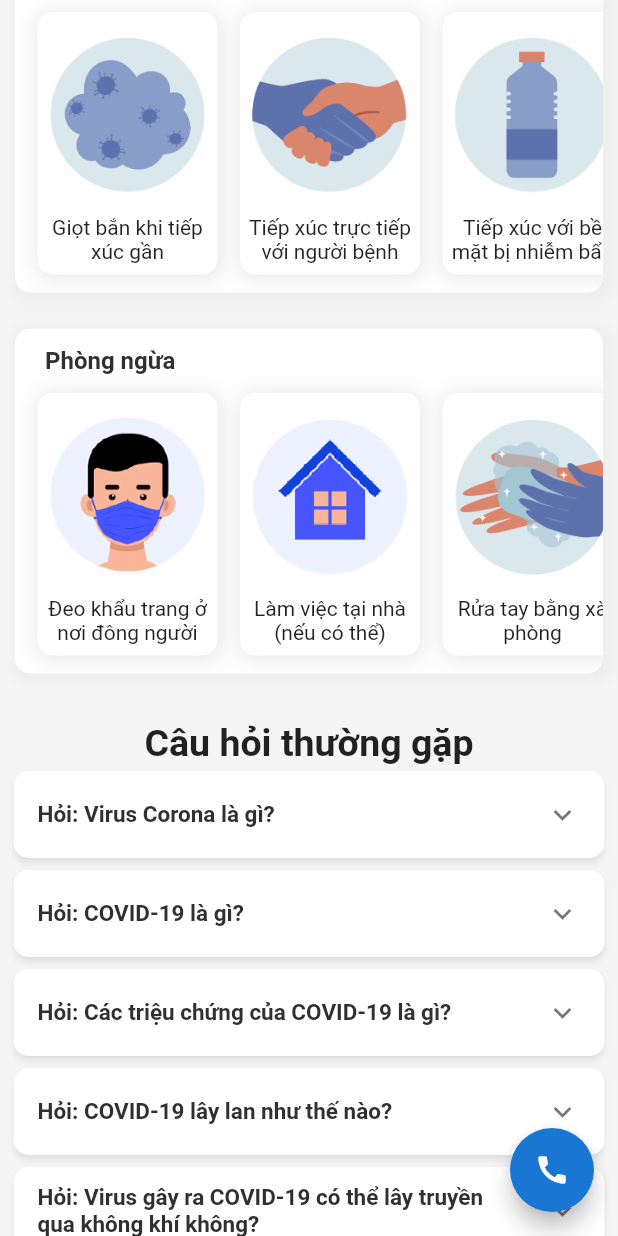
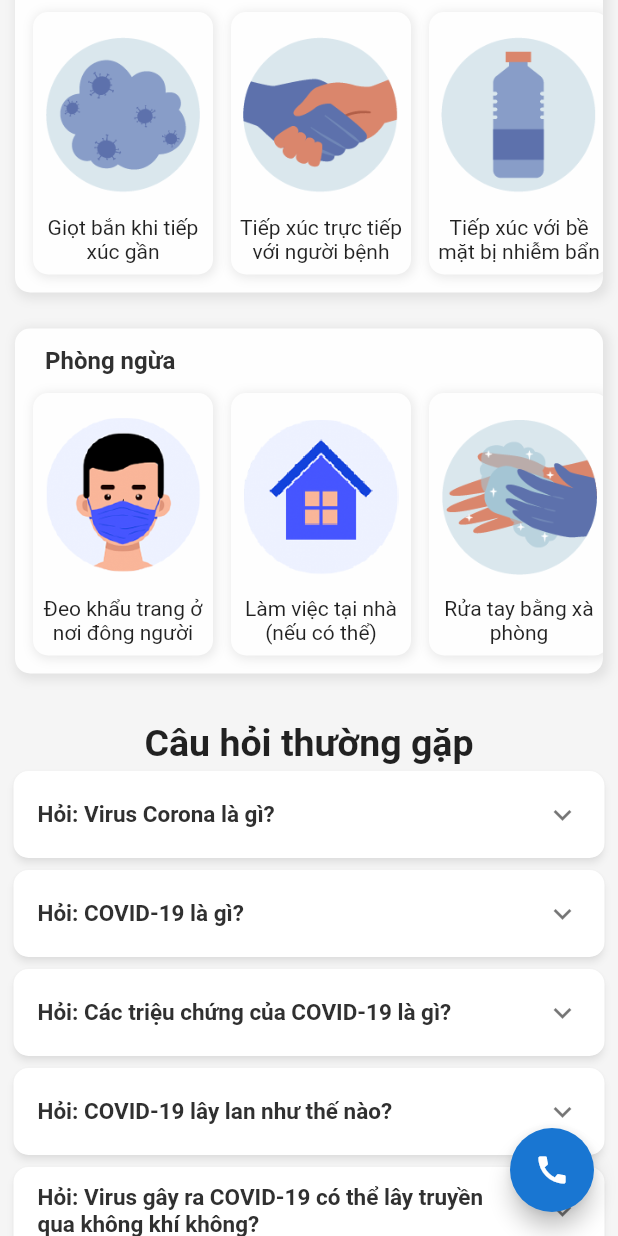
Before and after one commit to nntanhung/covid_track, a Flutter app: the InfoPage screen opened directly, scrolled down 576 dp, on a phone screen of 412 x 824 dp. Run offline on Flutter 3.47's test engine with Material 2 defaults, Android fonts, the phone set to English and light mode, and no system bars; our stand-ins replace cached_network_image, charts_flutter, flutter_icons, flutter_svg, flutter_typeahead, material_design_icons_flutter and 2 more; missing offline and left inert: webfeed; network calls fail; project files that could hold a hidden picture were left out.

Commit message:
Refactor UI and limit the number of days displayed in the down chart 90 days

```diff
--- a/lib/home_screen/country_statistics.dart
+++ b/lib/home_screen/country_statistics.dart
@@ -15,8 +15,9 @@ class CountryStatisticsNew extends StatelessWidget {
     return Column(
       children: [
         Container(
+            padding: const EdgeInsets.symmetric(horizontal: 20),
             child: Row(
-          mainAxisAlignment: MainAxisAlignment.spaceEvenly,
+              mainAxisAlignment: MainAxisAlignment.spaceBetween,
               children: [
                 Column(
                   crossAxisAlignment: CrossAxisAlignment.center,
--- a/lib/home_screen/navigation_option.dart
+++ b/lib/home_screen/navigation_option.dart
@@ -28,7 +28,7 @@ class NavigationOption extends StatelessWidget {
             color: selected ? kPrimaryColor : Colors.grey[400],
           ),
           Text(
-            title,
+            ' ' + title,
             style: TextStyle(
               color: selected ? kPrimaryColor : Colors.grey[400],
               fontSize: 16,
--- a/lib/home_screen/tracker.dart
+++ b/lib/home_screen/tracker.dart
@@ -40,7 +40,7 @@ class _TrackerState extends State<Tracker> {
           Expanded(
             child: Container(
               child: AnimatedSwitcher(
-                duration: Duration(milliseconds: 0),
+                duration: Duration(milliseconds: 1500),
                 child: navigationStatus == NavigationStatus.COUNTRY
                     ? CountryDetail()
                     : GlobalDetail(),
--- a/lib/infor_screen/infor_item_images.dart
+++ b/lib/infor_screen/infor_item_images.dart
@@ -15,9 +15,9 @@ class InfoItemImages extends StatelessWidget {
       decoration: BoxDecoration(
         boxShadow: [
           BoxShadow(
-            color: kShadowColor.withOpacity(0.3),
+            color: kShadowColor,
             spreadRadius: 1,
-            blurRadius: 10,
+            blurRadius: 5,
             offset: Offset(1, 1),
           ),
         ],
@@ -51,8 +51,8 @@ class InfoItemImages extends StatelessWidget {
         decoration: BoxDecoration(
           boxShadow: [
             BoxShadow(
-              color: kShadowColor.withOpacity(0.1),
-              spreadRadius: 5,
+              color: kShadowColor.withOpacity(0.3),
+              spreadRadius: 2,
               blurRadius: 5,
               offset: Offset(2, 2),
             ),
@@ -79,9 +79,8 @@ class InfoItemImages extends StatelessWidget {
                 itemBuilder: (context, index) {
                   return Container(
                     padding: index == listDataInfors.length - 1
-                        ? const EdgeInsets.symmetric(
-                            horizontal: 15, vertical: 12)
-                        : const EdgeInsets.fromLTRB(15, 12, 0, 12),
+                        ? const EdgeInsets.all(12)
+                        : const EdgeInsets.fromLTRB(12, 12, 0, 12),
                     child: _builCard(index),
                   );
                 },
--- a/lib/services/api_youtube_servives.dart
+++ b/lib/services/api_youtube_servives.dart
@@ -11,8 +11,8 @@ class APIYoutubeServices {
   static final APIYoutubeServices instance = APIYoutubeServices._instantiate();
 
   final String _baseUrl = 'www.googleapis.com';
+  String apiKey = 'AIzaSyDdN27BPlWqASgg972-T6LRKm6TaQtPG0E';
   String _nextPageToken = '';
-  String apiKey = 'AIzaSyDdN27BPlWqASgg972-T6LRKm6TaQtPG0E';
 
   Future<Channel> fetchChannel({String channelId}) async {
     Map<String, String> parameters = {
--- a/lib/widgets/counter.dart
+++ b/lib/widgets/counter.dart
@@ -13,7 +13,7 @@ class Counter extends StatelessWidget {
   @override
   Widget build(BuildContext context) {
     return Container(
-      width: MediaQuery.of(context).size.width / 2.2,
+      width: MediaQuery.of(context).size.width / 2.3,
       padding: const EdgeInsets.all(10),
       decoration: BoxDecoration(
         color: kBackgroundColor,
--- a/lib/widgets/home_screen_country_detail.dart
+++ b/lib/widgets/home_screen_country_detail.dart
@@ -61,7 +61,7 @@ class _CountryCovidPageState extends State<CountryDetail> {
     return Container(
       child: ListView.builder(
         itemCount: countryData == null ? 0 : countryData.length,
-        physics: BouncingScrollPhysics(),
+        physics: const BouncingScrollPhysics(),
         controller: _scrollController,
         itemBuilder: (context, index) {
           return Card(
--- a/lib/youtube_screen/youtube_screen.dart
+++ b/lib/youtube_screen/youtube_screen.dart
@@ -73,7 +73,7 @@ class _YouTubeScreenState extends State<YouTubeScreen> {
                   width: double.infinity,
                   height: 190,
                   child: FadeInImage.assetNetwork(
-                    image: video.thumbnailUrl != null
+                    image: video.title != "Private video"
                         ? video.thumbnailUrl
                         : 'https://i.ytimg.com/vi/2UlFWK1pw9E/hqdefault.jpg',
                     placeholder: "assets/loading.gif",
--- a/pubspec.yaml
+++ b/pubspec.yaml
@@ -32,9 +32,7 @@ dependencies:
   flutter_icons: ^1.1.0
   material_design_icons_flutter: ^4.0.5655
   http: ^0.12.2
-  # dio: ^3.0.10
   intl: ^0.16.1
-  # timeago: ^2.0.26
   charts_flutter: ^0.9.0
   flutter_typeahead: ^1.8.8
   youtube_player_flutter: ^7.0.0+7
```
Also changed, not shown: lib/home_screen/country_statistics_chart.dart (+10 -9 lines), lib/home_screen/home_screen.dart (+6 -8 lines), lib/loading_screen/country_loading.dart (+5 -7 lines), lib/news_screen/news_screen.dart (+10 -6 lines), lib/services/covid_services.dart (+5 -3 lines), lib/tab_bar.dart (+0 -10 lines). Lines whose indentation alone changed are shown as unchanged.
